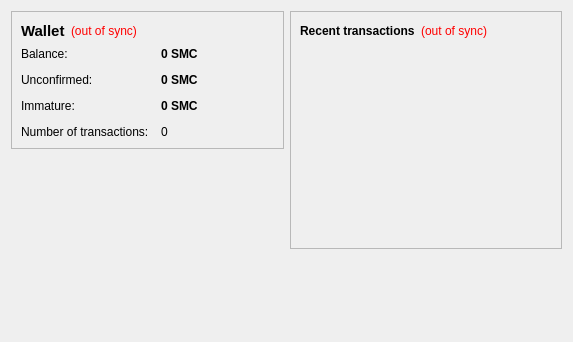
The window that src/qt/forms/overviewpage.ui (sherbrookmusic/bigchange) describes before a commit, drawn with Qt 5.
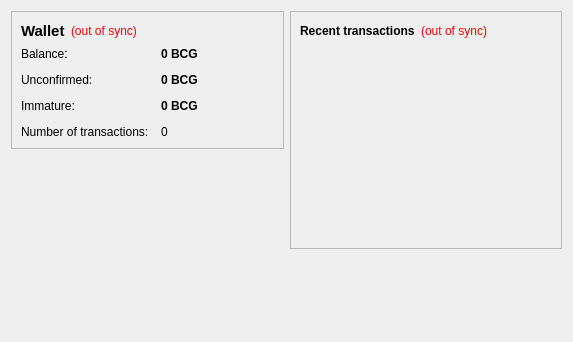
The same window after the commit.

Patch:
```diff
--- a/src/qt/forms/overviewpage.ui
+++ b/src/qt/forms/overviewpage.ui
@@ -105,7 +105,7 @@
              <string>Your current balance</string>
             </property>
             <property name="text">
-             <string notr="true">0 SMC</string>
+             <string notr="true">0 BCG</string>
             </property>
             <property name="textInteractionFlags">
              <set>Qt::LinksAccessibleByMouse|Qt::TextSelectableByKeyboard|Qt::TextSelectableByMouse</set>
@@ -134,7 +134,7 @@
              <string>Total of transactions that have yet to be confirmed, and do not yet count toward the current balance</string>
             </property>
             <property name="text">
-             <string notr="true">0 SMC</string>
+             <string notr="true">0 BCG</string>
             </property>
             <property name="textInteractionFlags">
              <set>Qt::LinksAccessibleByMouse|Qt::TextSelectableByKeyboard|Qt::TextSelectableByMouse</set>
@@ -177,7 +177,7 @@
              <string>Mined balance that has not yet matured</string>
             </property>
             <property name="text">
-             <string notr="true">0 SMC</string>
+             <string notr="true">0 BCG</string>
             </property>
             <property name="textInteractionFlags">
              <set>Qt::LinksAccessibleByMouse|Qt::TextSelectableByKeyboard|Qt::TextSelectableByMouse</set>
```
Left out of the diff: 4 changed lines with no effect on the pictures.
